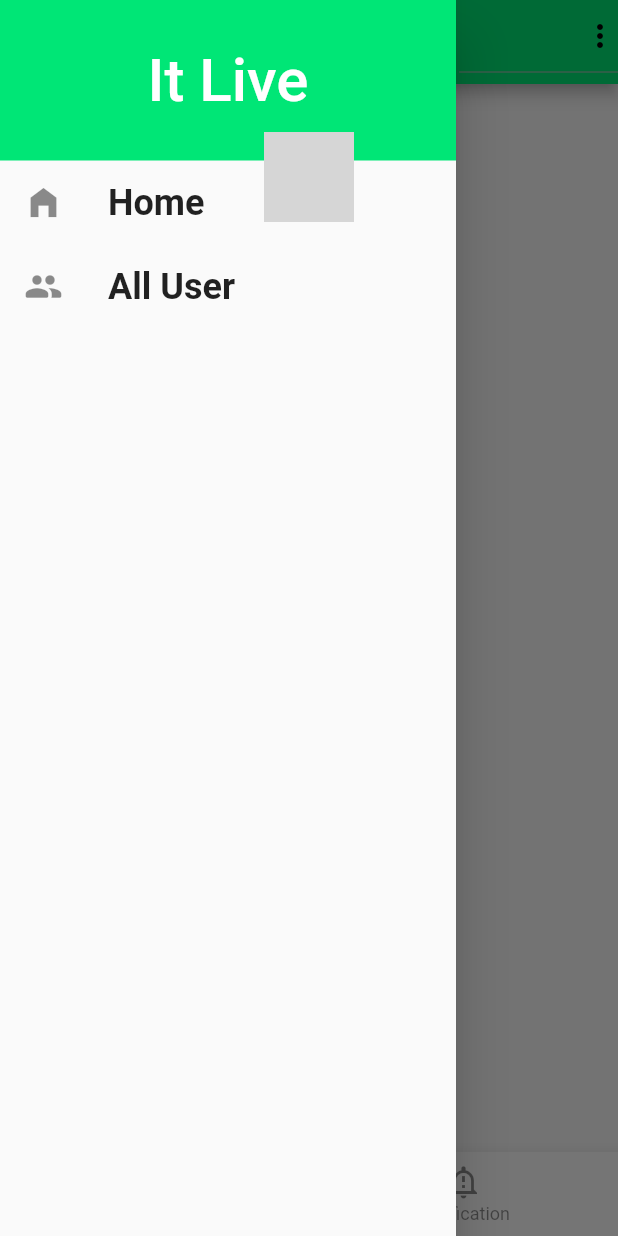
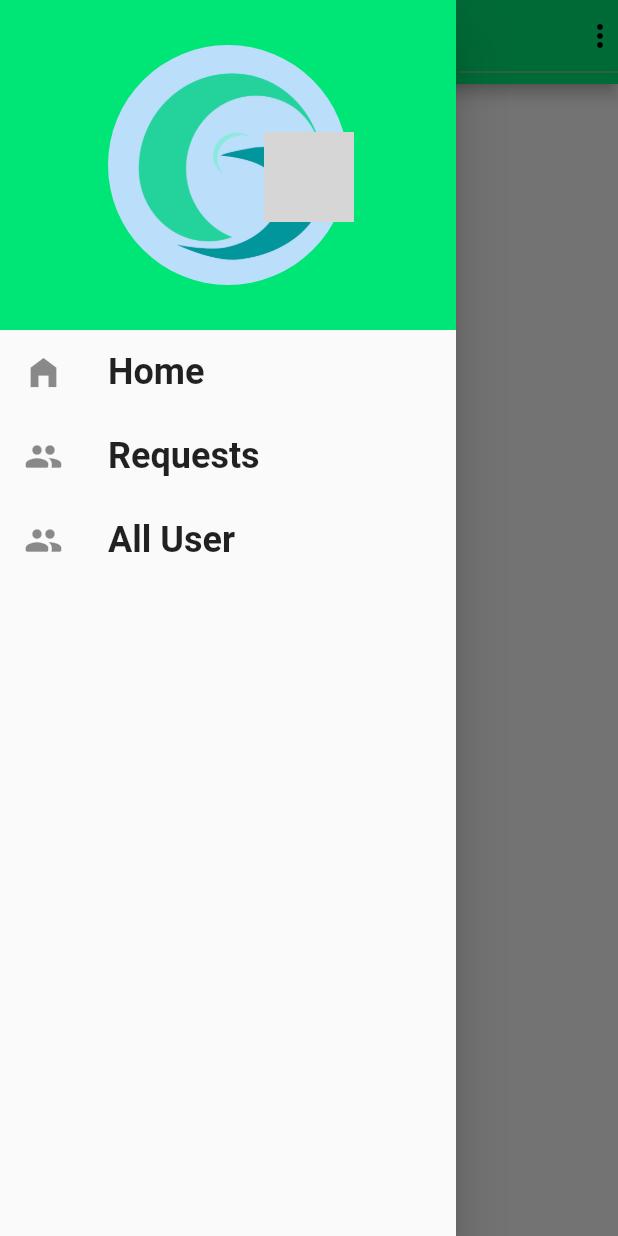
Before and after one commit to rashek/flutter-chat, a Flutter app: the screen it shows once a user with an empty profile is signed in, with the side drawer open, on a phone screen of 412 x 824 dp. Run offline on Flutter 3.47's test engine with Material 2 defaults, Android fonts, the phone set to English and light mode, and no system bars; our stand-ins replace cached_network_image, cloud_firestore, firebase_auth, firebase_core, firebase_storage, google_sign_in and 2 more; missing offline and left inert: dart:ffi; accounts and stored records are empty; network calls fail; grey boxes are pictures that could not be loaded.

Commit message:
some UI modification

```diff
--- a/lib/main.dart
+++ b/lib/main.dart
@@ -7,8 +7,8 @@ import './screens/auth_screen.dart';
 import './screens/all_user_screen.dart';
 import './screens/profile_screen.dart';
 import './screens/chat_screen.dart';
-import 'screens/main_tab_screen.dart';
-import 'widgets/chat/new_message.dart';
+import './screens/requests_screen.dart';
+import 'screens/home_screen.dart';
 
 void main() async {
   WidgetsFlutterBinding.ensureInitialized();
@@ -43,15 +43,17 @@ class MyApp extends StatelessWidget {
               return SplashScreen();
             }
             if (userSnapshot.hasData) {
-              return MainTabScreen();
+              return HomeScreen();
               // return ChatScreen();
             }
             return AuthScreen();
           },
         ),
         routes: {
-          MainTabScreen.routeName: (ctx) => MainTabScreen(),
+          HomeScreen.routeName: (ctx) => HomeScreen(),
+          // MainTabScreen.routeName: (ctx) => MainTabScreen(),
           ChatScreen.routeName: (ctx) => ChatScreen(),
+          RequestsScreen.routeName: (ctx) => RequestsScreen(),
           // NewMessage.routeName: (ctx) => NewMessage(),
           ProfileScreen.routeName: (ctx) => ProfileScreen(),
           AllUserScreen.routeName: (ctx) => AllUserScreen(),
--- /dev/null
+++ b/lib/screens/home_screen.dart
@@ -0,0 +1,30 @@
+import 'package:flutter/material.dart';
+import 'package:google_sign_in/google_sign_in.dart';
+
+import '../widgets/users/friend_list/friend_list.dart';
+
+import '../widgets/app_bar_items/user_appbar.dart';
+import '../widgets/app_bar_items/app_drawer.dart';
+
+class HomeScreen extends StatefulWidget {
+  static final routeName = '/main_tab';
+  @override
+  _HomeScreenState createState() => _HomeScreenState();
+}
+
+class _HomeScreenState extends State<HomeScreen> {
+  final GoogleSignIn googleSignIn = GoogleSignIn();
+
+  @override
+  Widget build(BuildContext context) {
+    return Scaffold(
+      appBar: userAppBar(
+        googleSignIn: googleSignIn,
+        context: context,
+        title: 'Chat Room',
+      ),
+      drawer: AppDrawer(),
+      body: FriendList(),
+    );
+  }
+}
--- a/lib/screens/main_tab_screen.dart
+++ b/lib/screens/main_tab_screen.dart
@@ -18,7 +18,7 @@ class _MainTabScreenState extends State<MainTabScreen> {
 
   final List<Map<String, Object>> _pages = [
     {'page': FriendList(), 'title': 'Chat'},
-    {'page': NotificationList(), 'title': 'Notification'},
+    {'page': NotificationList(), 'title': 'Myposts'},
   ];
 
   int _selectPageIndex = 0;
--- a/lib/widgets/app_bar_items/app_drawer.dart
+++ b/lib/widgets/app_bar_items/app_drawer.dart
@@ -1,21 +1,17 @@
 import 'package:flutter/material.dart';
 
 import '../../screens/all_user_screen.dart';
-import '../../screens/main_tab_screen.dart';
+import '../../screens/home_screen.dart';
+import '../../screens/requests_screen.dart';
+// import '../../screens/main_tab_screen.dart';
 
 class AppDrawer extends StatelessWidget {
   Widget buildListTile(String title, IconData icon, Function tapHandler) {
     return ListTile(
-      leading: Icon(
-        icon,
-        size: 26,
-      ),
+      leading: Icon(icon, size: 26),
       title: Text(
         title,
-        style: TextStyle(
-          fontSize: 24,
-          fontWeight: FontWeight.bold,
-        ),
+        style: TextStyle(fontSize: 24, fontWeight: FontWeight.bold),
       ),
       onTap: tapHandler,
     );
@@ -36,20 +32,22 @@ class AppDrawer extends StatelessWidget {
               mainAxisAlignment: MainAxisAlignment.center,
               children: [
                 Center(
-                  child: Text(
-                    'It Live',
-                    style: TextStyle(
-                      color: Colors.white,
-                      fontWeight: FontWeight.w500,
-                      fontSize: 40,
+                  child: CircleAvatar(
+                    backgroundImage: AssetImage(
+                      'assets/images/logo.png',
                     ),
+                    radius: 80,
                   ),
                 ),
               ],
             ),
           ),
           buildListTile('Home', Icons.home_filled, () {
-            Navigator.of(context).pushReplacementNamed(MainTabScreen.routeName);
+            Navigator.of(context).pushReplacementNamed(HomeScreen.routeName);
+          }),
+          buildListTile('Requests', Icons.group_rounded, () {
+            Navigator.of(context)
+                .pushReplacementNamed(RequestsScreen.routeName);
           }),
           buildListTile('All User', Icons.group_rounded, () {
             Navigator.of(context).pushReplacementNamed(AllUserScreen.routeName);
--- a/pubspec.yaml
+++ b/pubspec.yaml
@@ -51,8 +51,8 @@ flutter:
   uses-material-design: true
 
   # To add assets to your application, add an assets section, like this:
-  # assets:
-  #   - images/a_dot_burr.jpeg
+  assets:
+    - assets/images/logo.png
   #   - images/a_dot_ham.jpeg
 
   # An image asset can refer to one or more resolution-specific "variants", see
```
Also changed, not shown: lib/screens/profile_screen.dart (+7 -4 lines), lib/screens/requests_screen.dart (added, +18 -0 lines), assets/images/logo.png (added).
